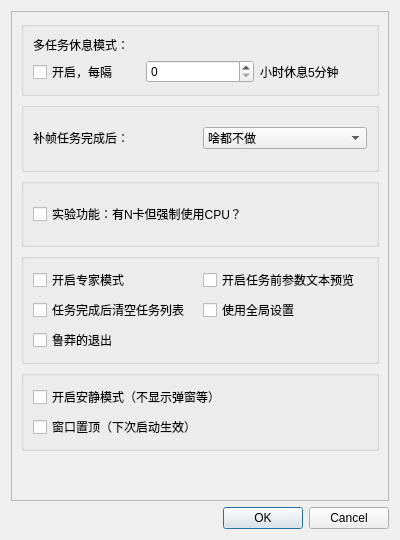
First picture: the form in Utils/SVFI_preference.ui, repository 100wman/RIFE_GUI, before the edit.
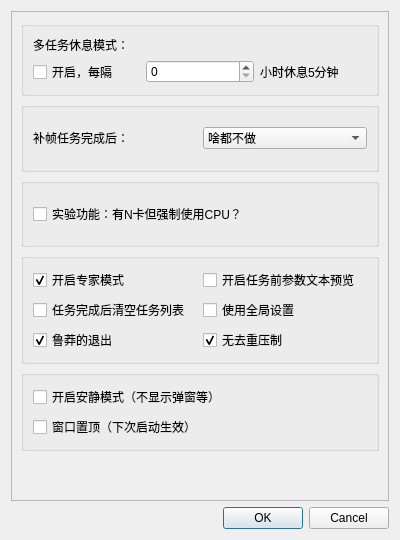
Second picture: the form after the edit. Custom widgets are drawn as their Qt base class.

Commit message: SVFI 3.7.13-beta     - Add SVT-AV1 Encoder(ffmpeg base)     - Remove SVT Encoder     - Optimize HDR related encode parameters     - Optimize Progress Bar Parameters Display, add WPT as Write Process Time     - Optimize Default Settings(Expert mode, hard exit, etc)     - Prove that Color banding is caused by encode, CPU h265 slow only, but banding still exists     - Unlock NVENC for Community Version

```diff
--- a/Utils/SVFI_preference.ui
+++ b/Utils/SVFI_preference.ui
@@ -192,7 +192,7 @@
              <string>开启专家模式</string>
             </property>
             <property name="checked">
-             <bool>false</bool>
+             <bool>true</bool>
             </property>
            </widget>
           </item>
@@ -202,7 +202,17 @@
              <string>鲁莽的退出</string>
             </property>
             <property name="checked">
-             <bool>false</bool>
+             <bool>true</bool>
+            </property>
+           </widget>
+          </item>
+          <item row="4" column="1">
+           <widget class="QCheckBox" name="DisableDedupRenderChecker">
+            <property name="text">
+             <string>无去重压制</string>
+            </property>
+            <property name="checked">
+             <bool>true</bool>
             </property>
            </widget>
           </item>
```
The commit also changes 9 other files.
